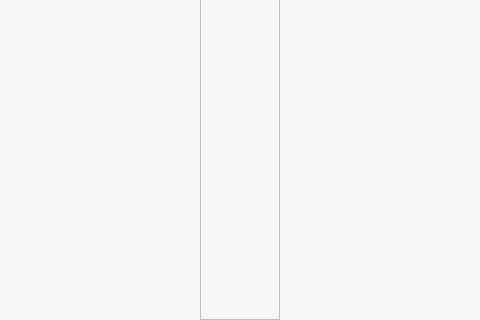
First picture: the form in main_window_ui.ui, repository WanKaKa/IjsGiftWall, before the edit; both pictures show x 454 to 934 and y 400 to 720 of the 1400 by 720 pixel window.
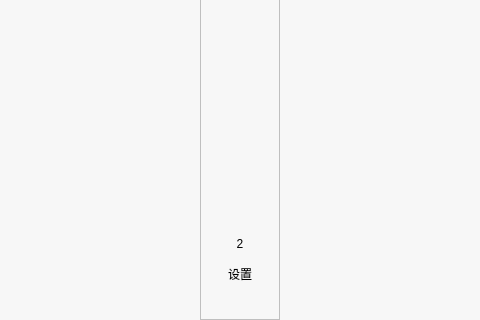
Second picture: the form after the edit.

Commit message: 窗口比例添加设置项

The edit to the form file:
```diff
--- a/main_window_ui.ui
+++ b/main_window_ui.ui
@@ -221,6 +221,64 @@
          <set>Qt::AlignCenter</set>
         </property>
        </widget>
+       <widget class="QFrame" name="menu_layout_settings">
+        <property name="geometry">
+         <rect>
+          <x>4</x>
+          <y>620</y>
+          <width>72</width>
+          <height>72</height>
+         </rect>
+        </property>
+        <property name="styleSheet">
+         <string notr="true">background-color: rgb(247, 247, 247); border: none; border-radius: 10px;</string>
+        </property>
+        <property name="frameShape">
+         <enum>QFrame::NoFrame</enum>
+        </property>
+        <property name="frameShadow">
+         <enum>QFrame::Plain</enum>
+        </property>
+        <widget class="QLabel" name="menu_icon_settings">
+         <property name="geometry">
+          <rect>
+           <x>22</x>
+           <y>10</y>
+           <width>28</width>
+           <height>28</height>
+          </rect>
+         </property>
+         <property name="text">
+          <string>2</string>
+         </property>
+         <property name="scaledContents">
+          <bool>true</bool>
+         </property>
+         <property name="alignment">
+          <set>Qt::AlignCenter</set>
+         </property>
+        </widget>
+        <widget class="QLabel" name="menu_title_settings">
+         <property name="geometry">
+          <rect>
+           <x>0</x>
+           <y>44</y>
+           <width>72</width>
+           <height>20</height>
+          </rect>
+         </property>
+         <property name="styleSheet">
+          <string notr="true">color: rgb(0, 0, 0);
+font: 8pt &quot;微软雅黑&quot;;</string>
+         </property>
+         <property name="text">
+          <string>设置</string>
+         </property>
+         <property name="alignment">
+          <set>Qt::AlignCenter</set>
+         </property>
+        </widget>
+       </widget>
       </widget>
      </item>
      <item>
```
The commit also changes 12 other files.
